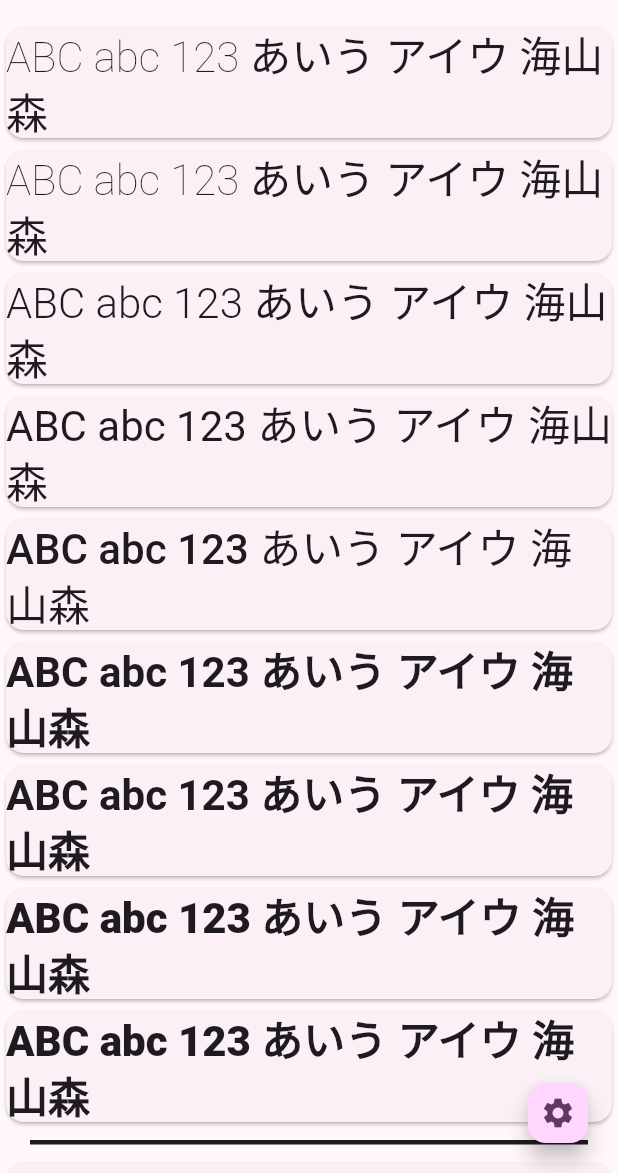
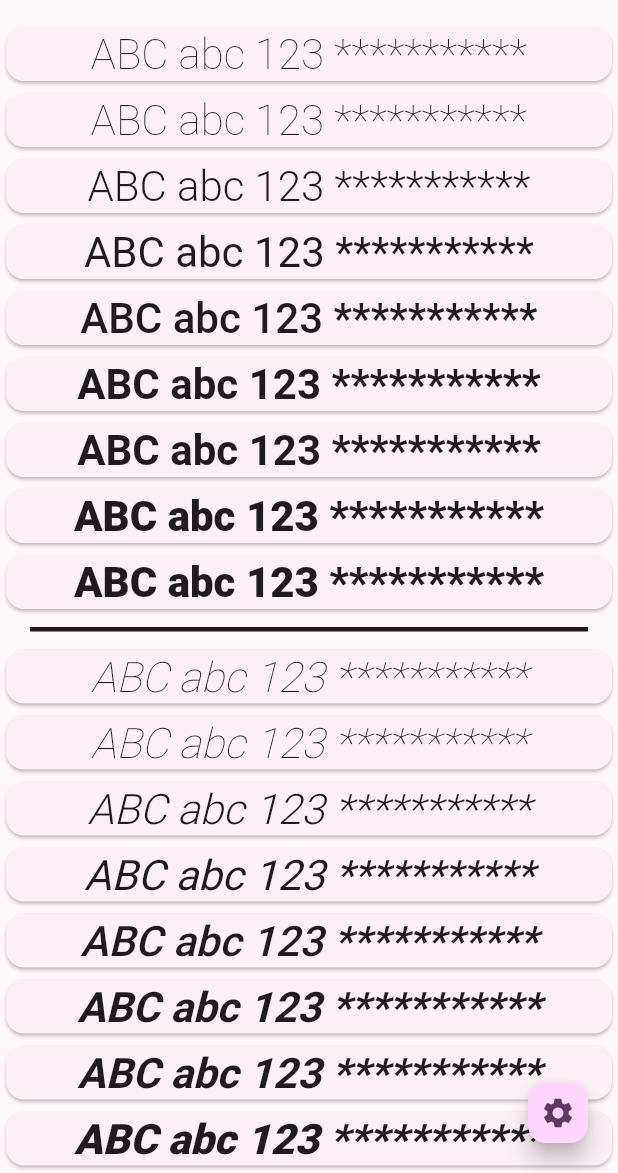
Before and after one commit to R-Usui/flutter-project-template, a Flutter app: the FontSamplePage screen opened by its route, on a phone screen of 412 x 824 dp, the part 63-1236 px from its top. Run offline on Flutter 3.47's test engine with Material 3 defaults, Android fonts, the phone set to English and light mode, and no system bars; our stand-ins replace go_router; Roboto replaces fonts that are missing (MPLUSRounded1c).

Commit message:
fixed bug

```diff
--- a/lib/theme/font_families.dart
+++ b/lib/theme/font_families.dart
@@ -1,8 +1,14 @@
-enum FontFamilies {
-  roboto("Roboto"),
-  mPlusRounded("MPLUSRounded1c");
+class FontFamilies {
+  static const roboto = FontFamily("Roboto");
+  static const mPlusRounded =
+      FontFamily("MPLUSRounded1c", isEnglishOnly: false);
 
-  const FontFamilies(this.name);
+  static const values = [roboto, mPlusRounded];
+}
+
+class FontFamily {
+  const FontFamily(this.name, {this.isEnglishOnly = true});
 
   final String name;
+  final bool isEnglishOnly;
 }
--- a/lib/ui/debug/font_sample_page.dart
+++ b/lib/ui/debug/font_sample_page.dart
@@ -23,14 +23,14 @@ class FontSamplePage extends StatelessWidget {
         for (var weight in FontWeight.values) {
           result.add(
             _FontSampleText(
-              text: "ABC abc 123 あいう アイウ 海山森",
-              family: family.name,
+              englishText: "ABC abc 123",
+              japaneseText: "あいう アイウ 海山森",
+              family: family,
               weight: weight,
               isItalic: isItalic,
             ),
           );
         }
-
         result.add(
           Padding(
             padding: const EdgeInsets.symmetric(vertical: 8, horizontal: 20),
@@ -49,14 +49,16 @@ class FontSamplePage extends StatelessWidget {
 
 class _FontSampleText extends StatelessWidget {
   const _FontSampleText({
-    required this.text,
+    required this.englishText,
+    required this.japaneseText,
     required this.family,
     this.weight = FontWeight.normal,
     this.isItalic = false,
   });
 
-  final String text;
-  final String family;
+  final String englishText;
+  final String japaneseText;
+  final FontFamily family;
   final FontWeight weight;
   final bool isItalic;
 
@@ -73,9 +75,9 @@ class _FontSampleText extends StatelessWidget {
             textStyle: textTheme.titleLarge!
                 .copyWith(color: Theme.of(context).colorScheme.surface),
             child: Text(
-              text,
+              "$englishText ${family.isEnglishOnly ? japaneseText.replaceAll(RegExp("."), "*") : japaneseText}",
               style: textTheme.headlineMedium!.copyWith(
-                fontFamily: family,
+                fontFamily: family.name,
                 fontWeight: weight,
                 fontStyle: isItalic ? FontStyle.italic : FontStyle.normal,
               ),
```
